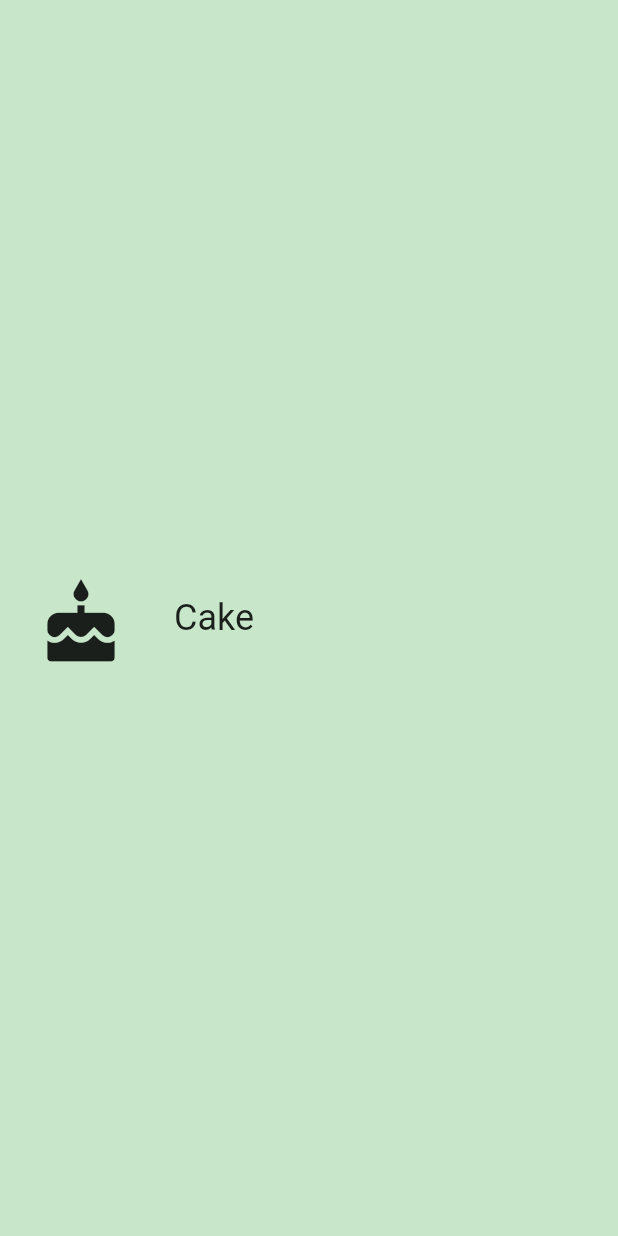
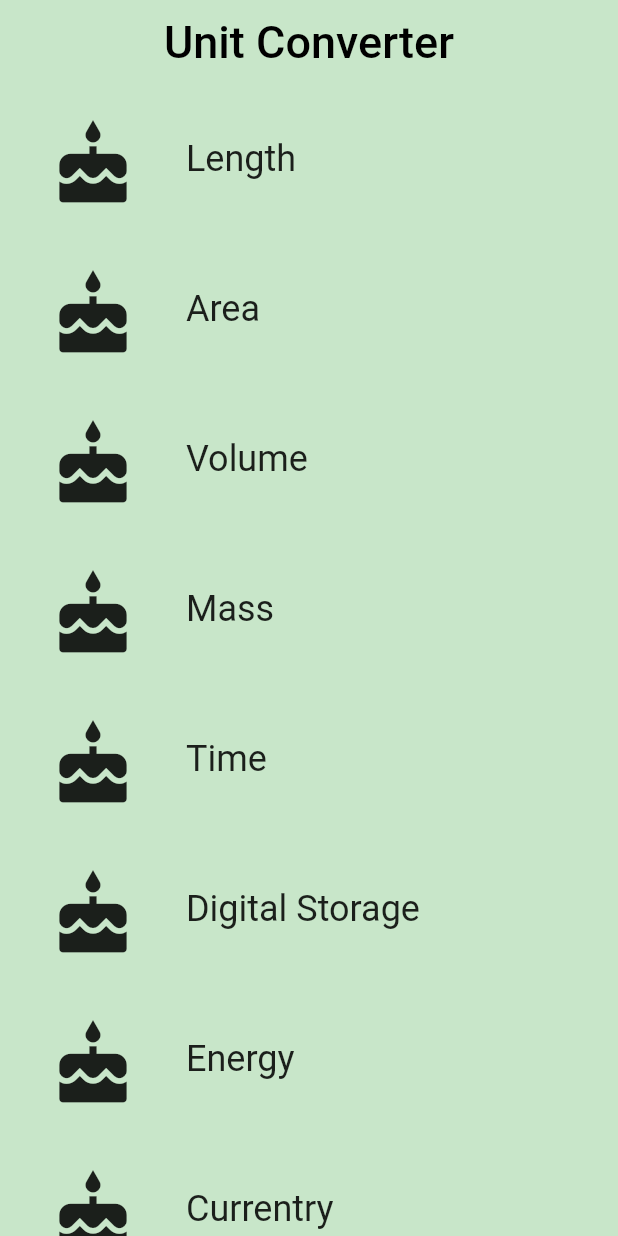
Before and after one commit to iinoten/flutter_udacity_course, a Flutter app: the screen it shows after launch, on a phone screen of 412 x 824 dp. Run offline on Flutter 3.47's test engine with Material 2 defaults, Android fonts, the phone set to English and light mode, and no system bars.

Commit message:
ソリューションコードの写経

```diff
--- a/lib/category.dart
+++ b/lib/category.dart
@@ -42,15 +42,17 @@ class Category extends StatelessWidget {
   // See https://docs.flutter.io/flutter/material/Theme-class.html
   Widget build(BuildContext context) {
     // TODO: Build the custom widget here, referring to the Specs.
-    return Container(
+    return Material(
+      color: Colors.transparent,
+      child: Container(
         height: _rowHeight,
         child: Padding(
           padding: EdgeInsets.all(8.0),
           child: InkWell(
             borderRadius: _borderRadius,  // InkWellに角丸を追加
             onTap: () { print('Iwas tapped!');},
-          splashColor: Colors.green[400],
-          highlightColor: Colors.green[400],
+            splashColor: color,
+            highlightColor: color,
             child: Row(
               children: <Widget>[
                 Padding(
@@ -63,7 +65,7 @@ class Category extends StatelessWidget {
                 Padding(
                   padding: EdgeInsets.all(16.0),
                   child: Text(
-                  'Cake',
+                    name,
                     style: TextStyle(
                       fontSize: 24
                     ),
@@ -73,6 +75,7 @@ class Category extends StatelessWidget {
             ),
           ),
         ),
+      ),
     );
   }
 }
--- /dev/null
+++ b/lib/category_route.dart
@@ -0,0 +1,73 @@
+import 'package:flutter/material.dart';
+import 'package:hello_rectangle/category.dart';
+
+final _backgroundColor = Colors.green[100];
+
+class CategoryRoute extends StatelessWidget {
+  const CategoryRoute();  // クラス定義したら直後にこれ書くの、おまじないっぽい
+
+  static const _categoryNames = <String>[ //static クラスのフィールド変数に指定し、その変数がインスタンスごとに保持されるのではなく、クラスで1つの実体を持つことを宣言する
+    'Length',
+    'Area',
+    'Volume',
+    'Mass',
+    'Time',
+    'Digital Storage',
+    'Energy',
+    'Currentry',
+  ];
+
+  static const _baseColor = <Color>[
+    Colors.teal,
+    Colors.orange,
+    Colors.pinkAccent,
+    Colors.blueAccent,
+    Colors.yellow,
+    Colors.greenAccent,
+    Colors.purpleAccent,
+    Colors.red,
+  ];
+
+  Widget _buildCategoryWidget(List<Widget> categories) {
+    return ListView.builder(
+      itemBuilder: (BuildContext context, int index) => categories[index],
+      itemCount: categories.length
+    );
+  }
+
+  Widget build(BuildContext context) {
+    final categories = <Category>[];
+
+    for (var i = 0; i < _categoryNames.length; i++) {
+      categories.add(Category(
+        name: _categoryNames[i],
+        color: _baseColor[i],
+        iconLocation: Icons.cake,
+      ));
+    }
+
+    final listView = Container(
+      color: _backgroundColor,
+      padding: EdgeInsets.symmetric(horizontal: 8.0), // symmetricで横と縦を別々に指定できる。horizontalは横、verticalは縦の値を指定
+      child: _buildCategoryWidget(categories),
+    );
+
+    final appBar = AppBar(
+      elevation: 0.0,
+      title: Text(
+        'Unit Converter',
+        style: TextStyle(
+          color: Colors.black,
+          fontSize: 30.0
+        ),
+      ),
+      centerTitle: true,
+      backgroundColor: _backgroundColor,
+    );
+
+    return Scaffold(
+      appBar: appBar,
+      body: listView,
+    );
+  }
+}
--- a/lib/main.dart
+++ b/lib/main.dart
@@ -9,7 +9,7 @@ import 'package:flutter/material.dart';
 // You can use a relative import, i.e. `import 'category.dart';` or
 // a package import, as shown below.
 // More details at http://dart-lang.github.io/linter/lints/avoid_relative_lib_imports.html
-import 'package:hello_rectangle/category.dart';
+import 'package:hello_rectangle/category_route.dart';
 
 // TODO: Pass this information into your custom [Category] widget
 const _categoryName = 'Cake';
@@ -29,17 +29,7 @@ class UnitConverterApp extends StatelessWidget {
     return MaterialApp(
       debugShowCheckedModeBanner: false,
       title: 'Unit Converter',
-      home: Scaffold(
-        backgroundColor: Colors.green[100],
-        body: Center(
-          // TODO: Determine what properties you'll need to pass into the widget
-          child: Category(
-            name: _categoryName,
-            color: _categoryColor,
-            iconLocation: _categoryIcon,
-          ),
-        ),
-      ),
+      home: CategoryRoute(),
     );
   }
 }
```
Lines whose indentation alone changed are shown as unchanged.
